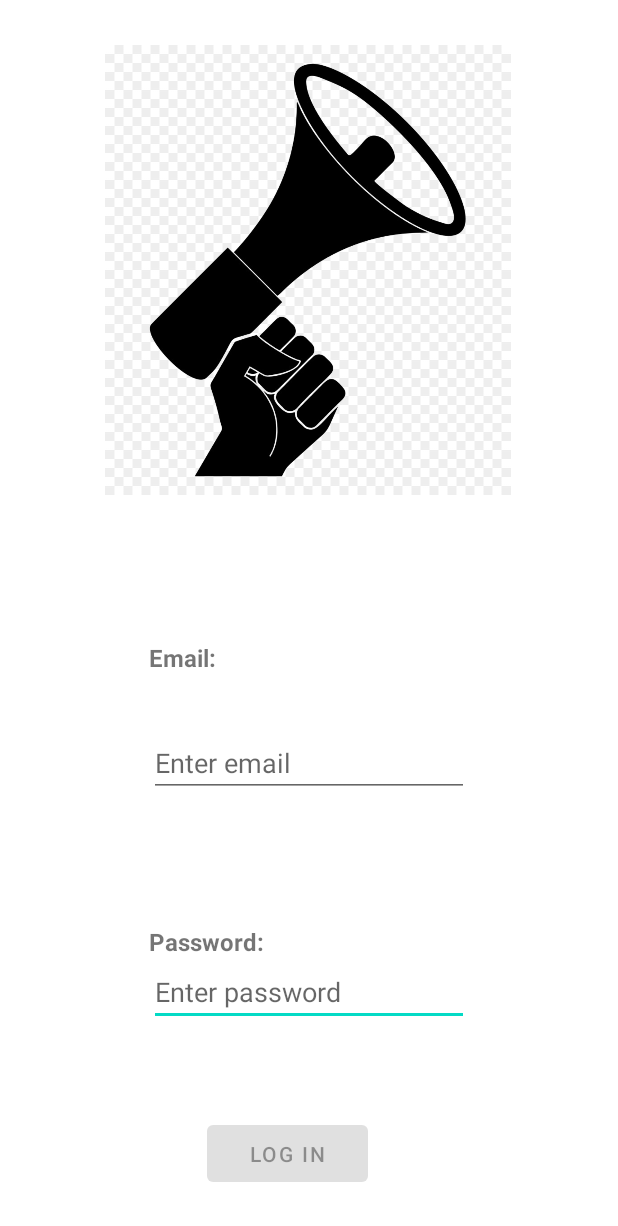
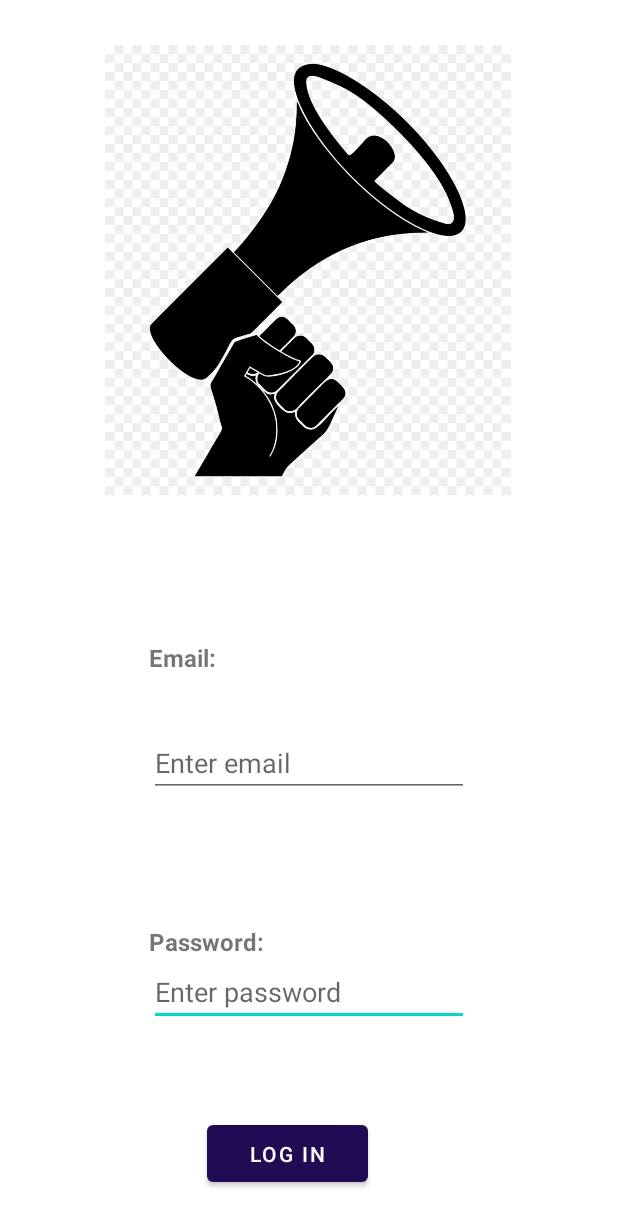
Before and after one commit to FockRock/InformBuro, an Android app: the screen it shows after launch (LoginActivity), on a phone screen of 412 x 824 dp. Shown: the top 1226 px of the screen. Run offline under Robolectric (Android 15) with nearby library versions, the phone set to English and light mode, and no system bars.

Commit message:
Login screen updated (toast added)

```diff
--- a/app/src/main/java/com/skillbox/informburo/LoginActivity.kt
+++ b/app/src/main/java/com/skillbox/informburo/LoginActivity.kt
@@ -1,6 +1,7 @@
 package com.skillbox.informburo
 
 import android.os.Bundle
+import android.widget.Toast
 import androidx.appcompat.app.AppCompatActivity
 import kotlinx.android.synthetic.main.login_sreen.*
 
@@ -10,6 +11,14 @@ class LoginActivity: AppCompatActivity() {
         super.onCreate(savedInstanceState)
         setContentView(R.layout.login_sreen)
 
+        loginButton.isEnabled = true
 
+        loginButton.setOnClickListener{
+            Toast.makeText(this, "Login complete!", Toast.LENGTH_SHORT).show()
+        }
+    }
+
+    private fun loginCheck(): Boolean {
+        return editTextEmailAddress.text.isNotEmpty() && editTextPassword.text.isNotEmpty()
     }
 }
--- a/app/src/main/res/layout/login_sreen.xml
+++ b/app/src/main/res/layout/login_sreen.xml
@@ -74,4 +74,15 @@
         app:layout_constraintEnd_toEndOf="parent"
         app:layout_constraintStart_toStartOf="parent"
         app:layout_constraintTop_toBottomOf="@+id/emailText" />
+
+    <ProgressBar
+        android:id="@+id/progressBar"
+        style="?android:attr/progressBarStyle"
+        android:layout_width="wrap_content"
+        android:layout_height="wrap_content"
+        android:visibility="gone"
+        app:layout_constraintBottom_toTopOf="@+id/loginButton"
+        app:layout_constraintEnd_toEndOf="@+id/loginButton"
+        app:layout_constraintStart_toStartOf="@+id/loginButton"
+        app:layout_constraintTop_toBottomOf="@+id/editTextPassword" />
 </androidx.constraintlayout.widget.ConstraintLayout>
--- a/build.gradle
+++ b/build.gradle
@@ -6,7 +6,7 @@ buildscript {
         jcenter()
     }
     dependencies {
-        classpath 'com.android.tools.build:gradle:4.1.3'
+        classpath 'com.android.tools.build:gradle:4.2.1'
         classpath "org.jetbrains.kotlin:kotlin-gradle-plugin:$kotlin_version"
 
         // NOTE: Do not place your application dependencies here; they belong
```
Also changed, not shown: gradle/wrapper/gradle-wrapper.properties.
